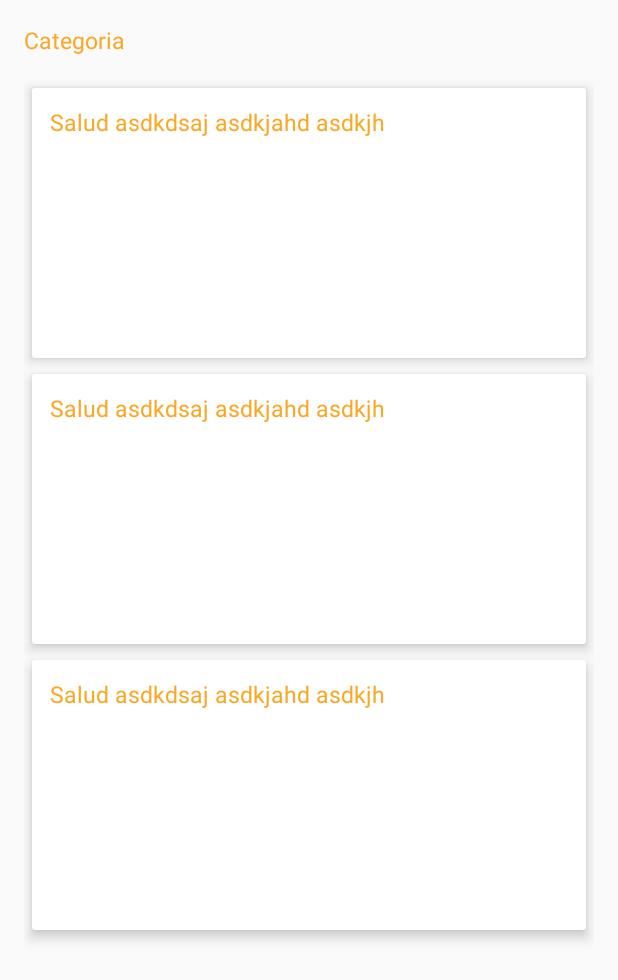
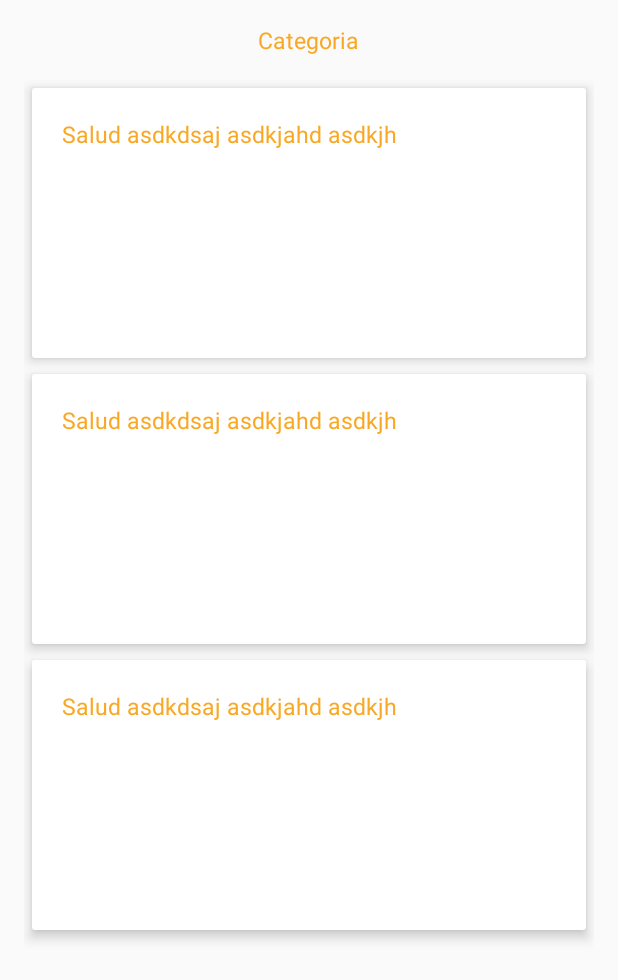
Before and after one commit to juanka588/sivicoFast, an Android app: the layout fragment_category.xml on its own in the app's theme, with its tools: preview values and no code run, on a phone screen of 412 x 824 dp. Shown: the top 980 px of the screen. Run offline under Robolectric (Android 15) with nearby library versions, the phone set to English and light mode, and no system bars.

Commit message:
added images

```diff
--- a/app/src/main/java/com/rocket/sivico/Adapters/CategoryHolder.java
+++ b/app/src/main/java/com/rocket/sivico/Adapters/CategoryHolder.java
@@ -40,7 +40,9 @@ public class CategoryHolder extends RecyclerView.ViewHolder {
 
     public void bind(Category category) {
         this.title.setText(Utils.formatString(category.getName()));
-        this.description.setText(Utils.formatString(category.getDescription()));
+        if (this.description != null) {
+            this.description.setText(Utils.formatString(category.getDescription()));
+        }
         String resName = category.getIcon();
         Context context = this.cv.getContext();
         int icon = R.drawable.ic_nature;
--- a/app/src/main/res/layout/category_main_2_item_view.xml
+++ b/app/src/main/res/layout/category_main_2_item_view.xml
@@ -15,22 +15,8 @@
     <LinearLayout
         android:layout_width="match_parent"
         android:layout_height="match_parent"
-        android:orientation="vertical">
-
-
-        <LinearLayout
-            android:id="@+id/category_background"
-            android:layout_width="match_parent"
-            android:layout_height="wrap_content"
-            android:layout_weight="1"
-            android:orientation="horizontal"
-            android:padding="8dp">
-
-
-            <LinearLayout
-                android:layout_width="wrap_content"
-                android:layout_height="match_parent"
-                android:orientation="vertical">
+        android:orientation="vertical"
+        android:padding="16dp">
 
         <TextView
             android:id="@+id/category_title"
@@ -48,20 +34,6 @@
             android:layout_gravity="center_vertical|center_horizontal"
             android:contentDescription="@string/category_logo"
             app:srcCompat="@drawable/ic_nature" />
-
     </LinearLayout>
 
-            <TextView
-                android:id="@+id/category_description"
-                style="@style/textContent"
-                android:layout_width="wrap_content"
-                android:layout_height="wrap_content"
-                android:gravity="left"
-                android:maxWidth="160dp"
-                android:padding="4dp"
-                android:visibility="gone"
-                android:text="Aqui una breve descripcion de la categoria y los temas relacionados" />
-
-        </LinearLayout>
-    </LinearLayout>
 </android.support.v7.widget.CardView>
--- a/app/src/main/res/layout/fragment_category.xml
+++ b/app/src/main/res/layout/fragment_category.xml
@@ -12,6 +12,7 @@
         style="@style/textTitle"
         android:layout_width="wrap_content"
         android:layout_height="wrap_content"
+        android:layout_gravity="center"
         android:text="@string/category" />
 
     <android.support.v7.widget.RecyclerView
--- a/app/src/main/res/layout/fragment_sub_category.xml
+++ b/app/src/main/res/layout/fragment_sub_category.xml
@@ -1,10 +1,10 @@
 <?xml version="1.0" encoding="utf-8"?>
 <LinearLayout xmlns:android="http://schemas.android.com/apk/res/android"
-    xmlns:app="http://schemas.android.com/apk/res-auto"
     xmlns:tools="http://schemas.android.com/tools"
     android:layout_width="match_parent"
     android:layout_height="match_parent"
     android:orientation="vertical"
+    android:padding="16dp"
     tools:context="com.rocket.sivico.GUI.SubCategoryActivityFragment"
     tools:showIn="@layout/activity_sub_category">
 
@@ -20,14 +20,14 @@
         android:layout_height="wrap_content"
         android:layout_marginBottom="16dp"
         android:layout_marginTop="16dp"
-        android:padding="16dp"
-        android:orientation="vertical">
+        android:orientation="vertical"
+        android:padding="16dp">
 
         <android.support.v7.widget.RecyclerView
             android:id="@+id/child_category_list"
             android:layout_width="match_parent"
             android:layout_height="wrap_content"
             android:layout_gravity="center_horizontal"
-            tools:listitem="@layout/category_item_view"/>
+            tools:listitem="@layout/category_item_view" />
     </LinearLayout>
 </LinearLayout>
```
Also changed, not shown: app/src/main/res/mipmap-hdpi/ic_launcher.png, app/src/main/res/mipmap-mdpi/ic_launcher.png, app/src/main/res/mipmap-xhdpi/ic_launcher.png, app/src/main/res/mipmap-xxhdpi/ic_launcher.png, app/src/main/res/mipmap-xxxhdpi/ic_launcher.png. Lines whose indentation alone changed are shown as unchanged.
